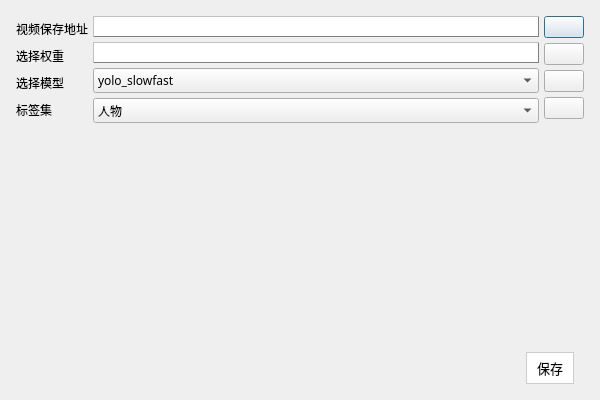
Before: the Qt Designer form model_settings.ui in Shallowind/SADVS, drawn with Qt 5.
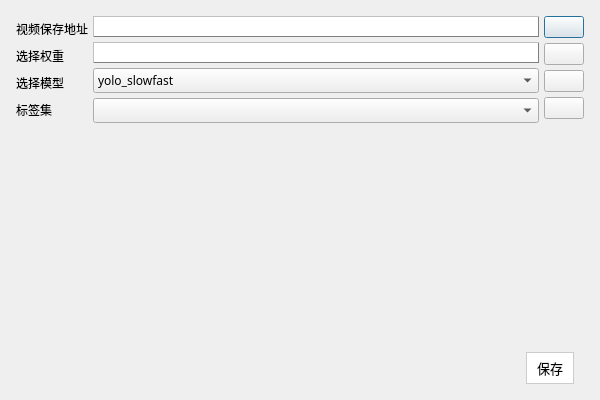
After: the same form once the commit is applied. Icons and pictures are not drawn.

```diff
--- a/model_settings.ui
+++ b/model_settings.ui
@@ -182,11 +182,6 @@
            <property name="styleSheet">
             <string notr="true"/>
            </property>
-           <item>
-            <property name="text">
-             <string>人物</string>
-            </property>
-           </item>
           </widget>
          </item>
         </layout>
```
Left out of the diff: 6 changed lines with no effect on the pictures.
